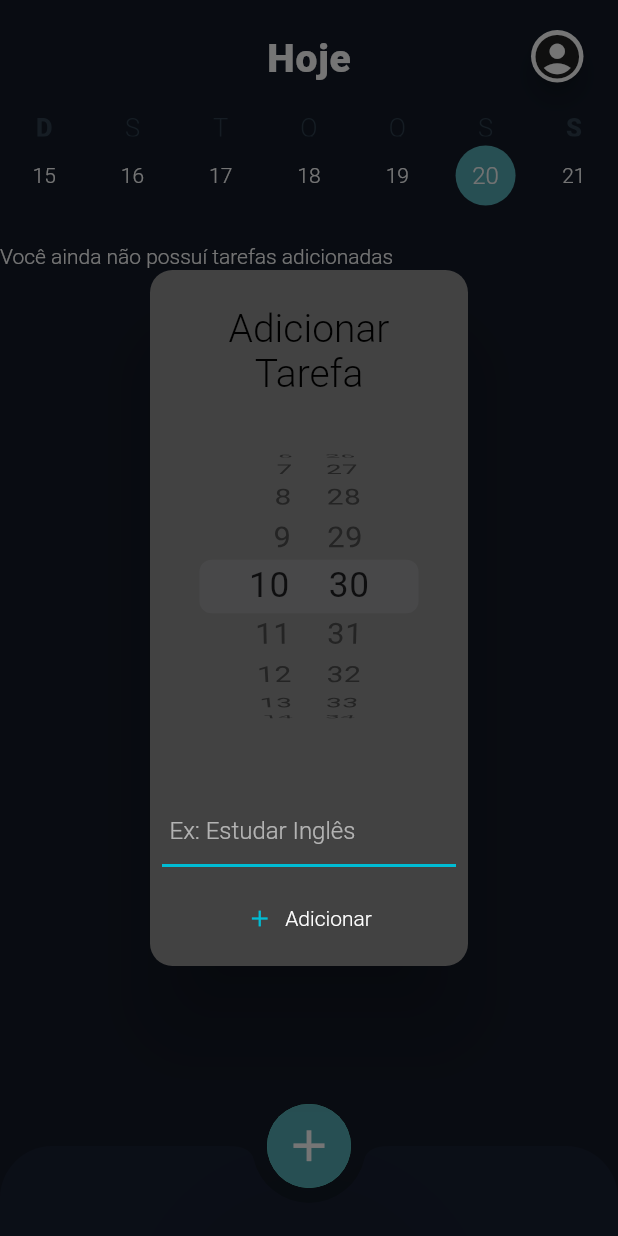
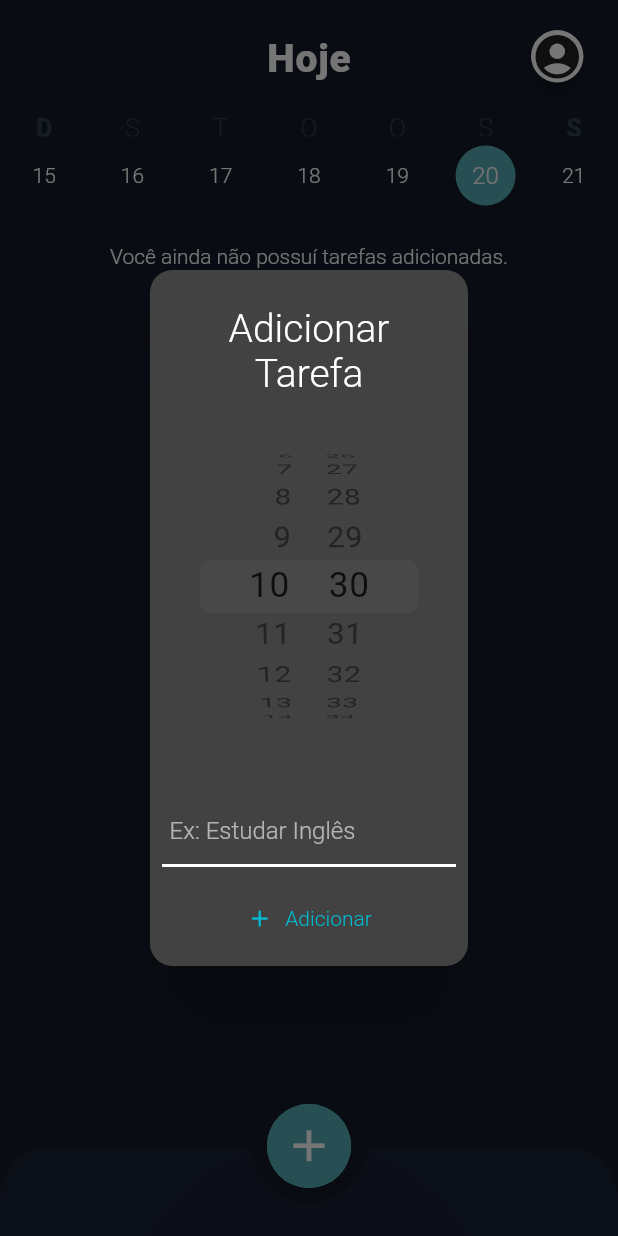
Before and after one commit to hgosouza1/Planner, a Flutter app: the screen it shows after launch, after a tap on the "add" icon, on a phone screen of 412 x 824 dp. Run offline on Flutter 3.47's test engine with Material 2 defaults, Android fonts, the phone set to English and light mode, and no system bars; drawn by our look-alikes of table_calendar; our stand-ins replace flutter_slidable, get, image_picker, shared_preferences; missing offline and left inert: camera_camera; Roboto replaces fonts that are missing (lib/fonts/Roboto-Black.ttf, lib/fonts/Roboto-Bold.ttf, lib/fonts/Roboto-Light.ttf).

Commit message:
Posicionamento do Informativo com o Total de Tarefas.

```diff
--- a/lib/pages/todo_list_page.dart
+++ b/lib/pages/todo_list_page.dart
@@ -100,10 +100,10 @@ class _TodoListPageState extends State<TodoListPage> {
         children: <Widget>[
           _body(),
           Positioned(
-            top: 20,
-            right: 23,
-            height: 35,
-            width: 35,
+            top: 20.0,
+            right: 23.0,
+            height: 35.0,
+            width: 35.0,
             child: _avatar(context),
           ),
           _titleTop(),
@@ -129,7 +129,7 @@ class _TodoListPageState extends State<TodoListPage> {
                 color: Colors.white,
               ),
             ),
-            padding: const EdgeInsets.only(top: 24),
+            padding: const EdgeInsets.only(top: 24.0),
           )
         else
           Container(
@@ -144,7 +144,7 @@ class _TodoListPageState extends State<TodoListPage> {
                 color: Colors.white,
               ),
             ),
-            padding: const EdgeInsets.only(top: 24),
+            padding: const EdgeInsets.only(top: 24.0),
           )
       ],
     );
@@ -153,9 +153,7 @@ class _TodoListPageState extends State<TodoListPage> {
   /// CORPO COM A LISTA DO APP
   Widget _body() {
     return Scaffold(
-        body: Center(
-          child: Column(
-            crossAxisAlignment: CrossAxisAlignment.start,
+        body: Column(
             children: [
               Container(
                 padding: const EdgeInsets.only(top: 75.0),
@@ -219,9 +217,9 @@ class _TodoListPageState extends State<TodoListPage> {
                   },
                 ),
               ),
-              Container(
+              Flexible(
+                child: Container(
                   padding: const EdgeInsets.only(top: 20.0),
-                child: Flexible(
                   child: ListView(
                     // LISTA COM BARRA DE ROLAGEM COM TODOS OS ITENS
                     shrinkWrap: true,
@@ -240,30 +238,44 @@ class _TodoListPageState extends State<TodoListPage> {
                 ),
               ),
               Row(
-                // 2º LINHA COM O INFORMATIVO DE TOTAL DE TAREFAS E BOTÃO DE LIMPAR
+                mainAxisAlignment: MainAxisAlignment.spaceBetween,
+                // ESPAÇAMENTO ENTRE O INFORMATIVO DO TOTAL E O BOTÃO DE LIMPAR
                 children: [
                   if (todos.isEmpty)
-                        const Expanded(
-                          child: Text(
-                            'Você ainda não possuí tarefas adicionadas',
+                    Flexible(
+                      child: Center(
+                        child: Column(
+                          mainAxisAlignment: MainAxisAlignment.center,
+                          crossAxisAlignment: CrossAxisAlignment.center,
+                          children: const <Widget>[
+                            Text(
+                              'Você ainda não possuí tarefas adicionadas.',
+                            ),
+                          ],
+                        ),
                       ),
                     )
                   else if (todos.length == 1)
-                    (Expanded(
+                    Container(
+                      padding: const EdgeInsets.only(left: 20.0, top: 10, right: 10, bottom: 10),
+                      child: Expanded(
                         child: Text(
                           'Você possuí ${todos.length} tarefa pendente',
                         ),
-                    ))
+                      ),
+                    )
                   else if (todos.length > 1)
-                    (Expanded(
+                    Container(
+                        padding: const EdgeInsets.only(left: 20.0, top: 10, right: 10, bottom: 10),
+                        child: Expanded(
                           child: Text(
                             'Você possuí ${todos.length} tarefas pendentes',
                           ),
                         )),
-                  const SizedBox(width: 8),
-                  // ESPAÇAMENTO ENTRE O INFORMATIVO DO TOTAL E O BOTÃO DE LIMPAR
                   if (todos.isNotEmpty)
-                    ElevatedButton.icon(
+                    Container(
+                      padding: const EdgeInsets.only(right: 10.0),
+                      child: ElevatedButton.icon(
                         // BOTÃO DE LIMPAR
                         icon: const Icon(
                           Icons.delete_sweep_rounded,
@@ -272,37 +284,37 @@ class _TodoListPageState extends State<TodoListPage> {
                         style: ElevatedButton.styleFrom(
                           primary: Colors.transparent,
                           onPrimary: Colors.white,
-                        elevation: 0,
+                          elevation: 0.0,
                           shape: RoundedRectangleBorder(
                             borderRadius: BorderRadius.circular(32.0),
                           ),
-                        padding: const EdgeInsets.all(12),
+                          padding: const EdgeInsets.all(12.0),
                         ),
                         label: const Text(
                           'Limpar tudo',
                           style: TextStyle(
                             fontFamily: "lib/fonts/Roboto-Medium.ttf",
                             fontWeight: FontWeight.w600,
-                          fontSize: 13,
+                            fontSize: 13.0,
                           ),
                         ),
                         // style: TextStyle(fontWeight: FontWeight.bold)),
                       ),
+                    ),
                 ],
               ),
             ],
-          ),
           ),
         floatingActionButton: FloatingActionButton(
           onPressed: () {
             hourModal(context);
           },
           child: Container(
-            width: 60,
-            height: 60,
+            width: 60.0,
+            height: 60.0,
             child: const Icon(
               Icons.add,
-              size: 35,
+              size: 35.0,
               color: Colors.white,
             ),
             decoration: const BoxDecoration(
@@ -321,11 +333,11 @@ class _TodoListPageState extends State<TodoListPage> {
           ),
           child: BottomAppBar(
             color: const Color.fromRGBO(25, 32, 51, 1),
-            notchMargin: 10,
+            notchMargin: 10.0,
             shape: const CircularNotchedRectangle(),
-            elevation: 60,
+            elevation: 60.0,
             child: SizedBox(
-              height: 60,
+              height: 60.0,
               child: Row(
                 mainAxisAlignment: MainAxisAlignment.spaceBetween,
                 children: <Widget>[
@@ -350,7 +362,7 @@ class _TodoListPageState extends State<TodoListPage> {
             fit: BoxFit.cover,
           ),
           backgroundColor: Colors.transparent,
-          elevation: 60,
+          elevation: 60.0,
           onPressed: () {
             showDialog(
               context: context,
@@ -363,7 +375,7 @@ class _TodoListPageState extends State<TodoListPage> {
       return SizedBox(
         child: FloatingActionButton(
           child: Icon(Icons.account_circle_sharp,
-              color: Colors.grey[900], size: 35),
+              color: Colors.grey[900], size: 35.0),
           backgroundColor: Colors.white,
           onPressed: () {
             showDialog(
@@ -379,7 +391,8 @@ class _TodoListPageState extends State<TodoListPage> {
   /// POP-UP PARA SELEÇÃO DA IMAGEM DE PERFIL
   Widget _buildPopupDialog(BuildContext context) {
     return AlertDialog(
-      insetPadding: const EdgeInsets.symmetric(horizontal: 20, vertical: 200),
+      insetPadding:
+          const EdgeInsets.symmetric(horizontal: 20.0, vertical: 200.0),
       shape: const RoundedRectangleBorder(
         borderRadius: BorderRadius.all(
           Radius.circular(15.0),
@@ -393,12 +406,12 @@ class _TodoListPageState extends State<TodoListPage> {
             style: TextStyle(
                 fontFamily: "lib/fonts/Segoe UI Bold.ttf",
                 fontWeight: FontWeight.w600,
-                fontSize: 26,
+                fontSize: 26.0,
                 letterSpacing: 1.0,
                 color: Colors.white),
           ),
           Container(
-            padding: const EdgeInsets.only(bottom: 30),
+            padding: const EdgeInsets.only(bottom: 30.0),
           ),
           SizedBox(
             width: 220.0,
@@ -419,7 +432,7 @@ class _TodoListPageState extends State<TodoListPage> {
             ),
           ),
           Container(
-            padding: const EdgeInsets.all(10),
+            padding: const EdgeInsets.all(10.0),
           ),
           SizedBox(
             width: 220.0,
@@ -470,7 +483,7 @@ class _TodoListPageState extends State<TodoListPage> {
           style: TextStyle(
               fontFamily: "lib/fonts/Roboto-Bold.ttf",
               fontSize: 26.0,
-              color: Colors.black),
+              color: Colors.white),
         ),
         insetPadding:
             const EdgeInsets.symmetric(horizontal: 100.0, vertical: 180.0),
@@ -508,7 +521,7 @@ class _TodoListPageState extends State<TodoListPage> {
                       ),
                       enabledBorder: const UnderlineInputBorder(
                         borderSide: BorderSide(
-                          color: Colors.cyan,
+                          color: Colors.white,
                           width: 2.0,
                         ),
                       ),
@@ -549,7 +562,7 @@ class _TodoListPageState extends State<TodoListPage> {
                     color: Colors.cyan,
                   ),
                   label: const Text('Adicionar',
-                      style: TextStyle(color: Colors.white)),
+                      style: TextStyle(color: Colors.cyan)),
                   onPressed: () {
                     String text = todoController.text;
                     if (text.isEmpty) {
```
Lines whose indentation alone changed are shown as unchanged.
